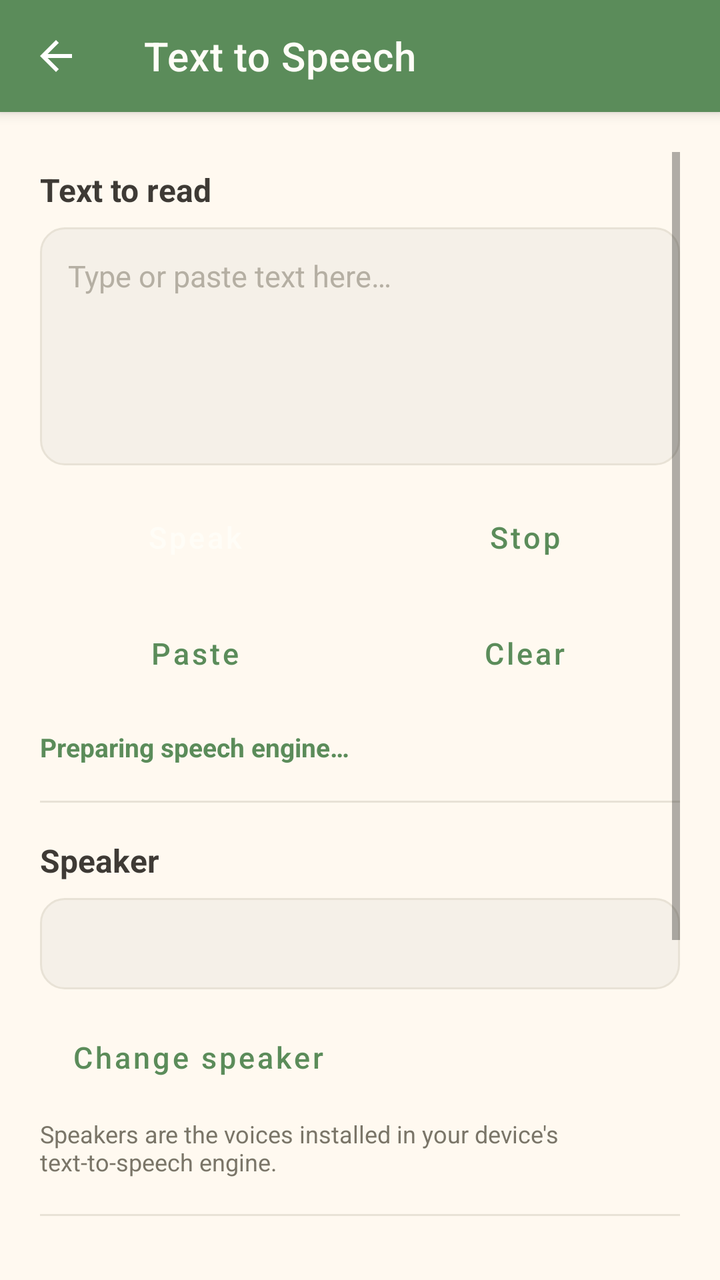
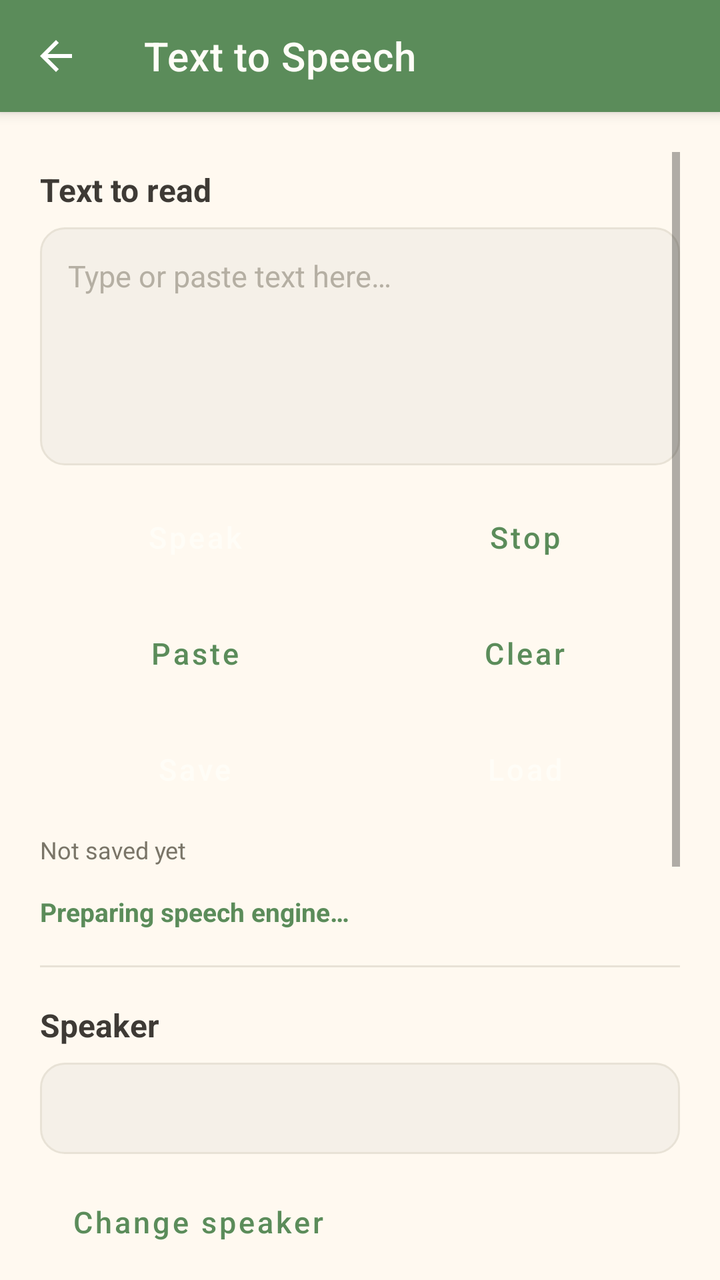

Screens rendered from an Android XML layout before and after an edit, with the pre-edit source and the edit as a unified diff.
<!-- AndroidManifest.xml: application theme Theme.PaperScanner -->
<!-- res/layout/activity_text_to_speech.xml -->
<?xml version="1.0" encoding="utf-8"?>
<LinearLayout
    xmlns:android="http://schemas.android.com/apk/res/android"
    xmlns:app="http://schemas.android.com/apk/res-auto"
    android:layout_width="match_parent"
    android:layout_height="match_parent"
    android:background="@color/background"
    android:orientation="vertical">

    <com.google.android.material.appbar.MaterialToolbar
        android:id="@+id/toolbar"
        style="@style/Ghibli.Toolbar"
        android:layout_width="match_parent"
        android:layout_height="?attr/actionBarSize"
        app:navigationContentDescription="@string/close"
        app:navigationIcon="@drawable/ic_arrow_back"
        app:title="@string/text_to_speech"
        app:titleTextColor="@color/white" />

    <ScrollView
        android:layout_width="match_parent"
        android:layout_height="match_parent"
        android:padding="20dp">

        <LinearLayout
            android:layout_width="match_parent"
            android:layout_height="wrap_content"
            android:orientation="vertical">

            
            <TextView
                android:layout_width="wrap_content"
                android:layout_height="wrap_content"
                android:layout_marginTop="8dp"
                android:text="@string/tts_input_label"
                android:textColor="@color/text_primary"
                android:textSize="16sp"
                android:textStyle="bold" />

            <EditText
                android:id="@+id/et_speech_text"
                android:layout_width="match_parent"
                android:layout_height="wrap_content"
                android:layout_marginTop="8dp"
                android:background="@drawable/ghibli_input_bg"
                android:gravity="top|start"
                android:hint="@string/tts_input_hint"
                android:inputType="textMultiLine|textCapSentences"
                android:minLines="5"
                android:padding="14dp"
                android:textColor="@color/text_primary"
                android:textColorHint="@color/text_hint"
                android:textSize="15sp" />

            
            <LinearLayout
                android:layout_width="match_parent"
                android:layout_height="wrap_content"
                android:layout_marginTop="12dp"
                android:orientation="horizontal">

                <Button
                    android:id="@+id/btn_speak"
                    style="@style/Ghibli.Button"
                    android:layout_width="0dp"
                    android:layout_height="wrap_content"
                    android:layout_weight="1"
                    android:text="@string/tts_speak" />

                <Button
                    android:id="@+id/btn_stop_speaking"
                    style="@style/Ghibli.Button.Outlined"
                    android:layout_width="0dp"
                    android:layout_height="wrap_content"
                    android:layout_marginStart="10dp"
                    android:layout_weight="1"
                    android:text="@string/tts_stop" />

            </LinearLayout>

            <LinearLayout
                android:layout_width="match_parent"
                android:layout_height="wrap_content"
                android:layout_marginTop="10dp"
                android:orientation="horizontal">

                <Button
                    android:id="@+id/btn_paste_text"
                    style="@style/Ghibli.Button.Outlined"
                    android:layout_width="0dp"
                    android:layout_height="wrap_content"
                    android:layout_weight="1"
                    android:text="@string/tts_paste" />

                <Button
                    android:id="@+id/btn_clear_text"
                    style="@style/Ghibli.Button.Outlined"
                    android:layout_width="0dp"
                    android:layout_height="wrap_content"
                    android:layout_marginStart="10dp"
                    android:layout_weight="1"
                    android:text="@string/tts_clear" />

            </LinearLayout>

            
            <TextView
                android:id="@+id/tv_speech_status"
                android:layout_width="match_parent"
                android:layout_height="wrap_content"
                android:layout_marginTop="14dp"
                android:text="@string/tts_status_initializing"
                android:textColor="@color/primary"
                android:textSize="13sp"
                android:textStyle="bold" />

            <View
                android:layout_width="match_parent"
                android:layout_height="1dp"
                android:layout_marginTop="18dp"
                android:background="@color/gray_light" />

            
            <TextView
                android:layout_width="wrap_content"
                android:layout_height="wrap_content"
                android:layout_marginTop="18dp"
                android:text="@string/tts_speaker"
                android:textColor="@color/text_primary"
                android:textSize="16sp"
                android:textStyle="bold" />

            <TextView
                android:id="@+id/tv_current_speaker"
                android:layout_width="match_parent"
                android:layout_height="wrap_content"
                android:layout_marginTop="8dp"
                android:background="@drawable/ghibli_path_bg"
                android:clickable="true"
                android:focusable="true"
                android:padding="14dp"
                android:textColor="@color/text_secondary"
                android:textSize="13sp" />

            <Button
                android:id="@+id/btn_change_speaker"
                style="@style/Ghibli.Button.Outlined"
                android:layout_width="wrap_content"
                android:layout_height="wrap_content"
                android:layout_marginTop="10dp"
                android:text="@string/tts_change_speaker" />

            <TextView
                android:layout_width="wrap_content"
                android:layout_height="wrap_content"
                android:layout_marginTop="6dp"
                android:text="@string/tts_speaker_hint"
                android:textColor="@color/text_secondary"
                android:textSize="12sp" />

            <View
                android:layout_width="match_parent"
                android:layout_height="1dp"
                android:layout_marginTop="18dp"
                android:background="@color/gray_light" />

            
            <LinearLayout
                android:layout_width="match_parent"
                android:layout_height="wrap_content"
                android:layout_marginTop="18dp"
                android:gravity="center_vertical"
                android:orientation="horizontal">

                <TextView
                    android:layout_width="0dp"
                    android:layout_height="wrap_content"
                    android:layout_weight="1"
                    android:text="@string/tts_speed"
                    android:textColor="@color/text_primary"
                    android:textSize="16sp"
                    android:textStyle="bold" />

                <TextView
                    android:id="@+id/tv_speed_value"
                    android:layout_width="wrap_content"
                    android:layout_height="wrap_content"
                    android:textColor="@color/primary"
                    android:textSize="16sp"
                    android:textStyle="bold" />

            </LinearLayout>

            <SeekBar
                android:id="@+id/seek_speed"
                android:layout_width="match_parent"
                android:layout_height="wrap_content"
                android:layout_marginTop="4dp"
                android:max="100"
                android:progressTint="@color/primary"
                android:thumbTint="@color/primary" />

            
            <LinearLayout
                android:layout_width="match_parent"
                android:layout_height="wrap_content"
                android:layout_marginTop="12dp"
                android:gravity="center_vertical"
                android:orientation="horizontal">

                <TextView
                    android:layout_width="0dp"
                    android:layout_height="wrap_content"
                    android:layout_weight="1"
                    android:text="@string/tts_pitch"
                    android:textColor="@color/text_primary"
                    android:textSize="16sp"
                    android:textStyle="bold" />

                <TextView
                    android:id="@+id/tv_pitch_value"
                    android:layout_width="wrap_content"
                    android:layout_height="wrap_content"
                    android:textColor="@color/primary"
                    android:textSize="16sp"
                    android:textStyle="bold" />

            </LinearLayout>

            <SeekBar
                android:id="@+id/seek_pitch"
                android:layout_width="match_parent"
                android:layout_height="wrap_content"
                android:layout_marginTop="4dp"
                android:max="100"
                android:progressTint="@color/primary"
                android:thumbTint="@color/primary" />

            <View
                android:layout_width="match_parent"
                android:layout_height="1dp"
                android:layout_marginTop="18dp"
                android:background="@color/gray_light" />

            
            <LinearLayout
                android:layout_width="match_parent"
                android:layout_height="wrap_content"
                android:layout_marginTop="16dp"
                android:gravity="center_vertical"
                android:orientation="horizontal">

                <TextView
                    android:layout_width="0dp"
                    android:layout_height="wrap_content"
                    android:layout_weight="1"
                    android:text="@string/tts_auto_read"
                    android:textColor="@color/text_primary"
                    android:textSize="16sp" />

                <com.google.android.material.switchmaterial.SwitchMaterial
                    android:id="@+id/switch_auto_read"
                    android:layout_width="wrap_content"
                    android:layout_height="wrap_content"
                    app:thumbTint="@color/primary"
                    app:trackTint="@color/primary_light" />

            </LinearLayout>

            <TextView
                android:layout_width="wrap_content"
                android:layout_height="wrap_content"
                android:text="@string/tts_auto_read_hint"
                android:textColor="@color/text_secondary"
                android:textSize="12sp" />

            <View
                android:layout_width="match_parent"
                android:layout_height="24dp" />

        </LinearLayout>

    </ScrollView>

</LinearLayout>
<!-- resources referenced by this layout -->
<resources>
  <color name="background">#FFF9F0</color>
  <color name="gray_light">#E8E2D6</color>
  <color name="primary">#5B8C5A</color>
  <color name="primary_light">#A8D5A8</color>
  <color name="text_hint">#B5AFA3</color>
  <color name="text_primary">#3E3A35</color>
  <color name="text_secondary">#7A7568</color>
  <color name="white">#FFFDF7</color>
  <!-- drawable ghibli_input_bg (drawable) -->
  <?xml version="1.0" encoding="utf-8"?>
  <shape xmlns:android="http://schemas.android.com/apk/res/android"
      android:shape="rectangle">
      <solid android:color="@color/warm_gray" />
      <corners android:radius="12dp" />
      <stroke android:width="1dp" android:color="@color/gray_light" />
  </shape>
  <!-- drawable ghibli_path_bg (drawable) -->
  <?xml version="1.0" encoding="utf-8"?>
  <shape xmlns:android="http://schemas.android.com/apk/res/android"
      android:shape="rectangle">
      <solid android:color="@color/warm_gray" />
      <corners android:radius="12dp" />
      <stroke android:width="1dp" android:color="@color/gray_light" />
  </shape>
  <string name="close">Close</string>
  <string name="text_to_speech">Text to Speech</string>
  <string name="tts_auto_read">Read aloud right after scanning</string>
  <string name="tts_auto_read_hint">When on, text recognised from an image is read out automatically.</string>
  <string name="tts_change_speaker">Change speaker</string>
  <string name="tts_clear">Clear</string>
  <string name="tts_input_hint">Type or paste text here…</string>
  <string name="tts_input_label">Text to read</string>
  <string name="tts_paste">Paste</string>
  <string name="tts_pitch">Pitch</string>
  <string name="tts_speak">Speak</string>
  <string name="tts_speaker">Speaker</string>
  <string name="tts_speaker_hint">Speakers are the voices installed in your device\'s text-to-speech engine.</string>
  <string name="tts_speed">Speed</string>
  <string name="tts_status_initializing">Preparing speech engine…</string>
  <string name="tts_stop">Stop</string>
  <style name="Ghibli.Button.Outlined" parent="Widget.MaterialComponents.Button.OutlinedButton">
          <item name="cornerRadius">24dp</item>
          <item name="android:textAllCaps">false</item>
          <item name="android:textSize">15sp</item>
          <item name="strokeColor">@color/primary</item>
          <item name="android:textColor">@color/primary</item>
      </style>
  <style name="Ghibli.Toolbar" parent="Widget.MaterialComponents.Toolbar.Primary">
          <item name="android:background">@color/primary</item>
          <item name="titleTextColor">@color/white</item>
          <item name="android:elevation">4dp</item>
      </style>
  <color name="warm_gray">#F5F0E8</color>
  <color name="primary_dark">#4A7A49</color>
  <color name="accent">#E8A87C</color>
  <color name="accent_dark">#D4956B</color>
  <style name="ThemeOverlay.Ghibli.Dialog" parent="ThemeOverlay.MaterialComponents.MaterialAlertDialog">
          <item name="colorPrimary">@color/primary</item>
          <item name="colorSecondary">@color/accent</item>
          <item name="buttonBarPositiveButtonStyle">@style/Ghibli.Button.Text</item>
          <item name="buttonBarNegativeButtonStyle">@style/Ghibli.Button.Text.Secondary</item>
      </style>
  <style name="Ghibli.Button.Text" parent="Widget.MaterialComponents.Button.TextButton">
          <item name="android:textAllCaps">false</item>
          <item name="android:textColor">@color/primary</item>
      </style>
  <style name="Ghibli.Button.Text.Secondary" parent="Widget.MaterialComponents.Button.TextButton">
          <item name="android:textAllCaps">false</item>
          <item name="android:textColor">@color/text_secondary</item>
      </style>
  <!-- unchanged entries left out for length: 3 -->
</resources>

<!-- the commit's change to res/layout/activity_text_to_speech.xml (unified diff, before → after) -->
@@ -104,6 +104,41 @@
             </LinearLayout>
 
             
+            <LinearLayout
+                android:layout_width="match_parent"
+                android:layout_height="wrap_content"
+                android:layout_marginTop="10dp"
+                android:orientation="horizontal">
+
+                <Button
+                    android:id="@+id/btn_save_text"
+                    style="@style/Ghibli.Button"
+                    android:layout_width="0dp"
+                    android:layout_height="wrap_content"
+                    android:layout_weight="1"
+                    android:text="@string/tts_save" />
+
+                <Button
+                    android:id="@+id/btn_load_text"
+                    style="@style/Ghibli.Button.Accent"
+                    android:layout_width="0dp"
+                    android:layout_height="wrap_content"
+                    android:layout_marginStart="10dp"
+                    android:layout_weight="1"
+                    android:text="@string/tts_load" />
+
+            </LinearLayout>
+
+            <TextView
+                android:id="@+id/tv_saved_label"
+                android:layout_width="match_parent"
+                android:layout_height="wrap_content"
+                android:layout_marginTop="8dp"
+                android:text="@string/tts_not_saved"
+                android:textColor="@color/text_secondary"
+                android:textSize="12sp" />
+
+            
             <TextView
                 android:id="@+id/tv_speech_status"
                 android:layout_width="match_parent"
<!-- resource entries referenced after the edit -->
@@ -32,14 +32,20 @@
   <string name="tts_clear">Clear</string>
   <string name="tts_input_hint">Type or paste text here…</string>
   <string name="tts_input_label">Text to read</string>
+  <string name="tts_load">Load</string>
+  <string name="tts_not_saved">Not saved yet</string>
   <string name="tts_paste">Paste</string>
   <string name="tts_pitch">Pitch</string>
+  <string name="tts_save">Save</string>
   <string name="tts_speak">Speak</string>
   <string name="tts_speaker">Speaker</string>
   <string name="tts_speaker_hint">Speakers are the voices installed in your device\'s text-to-speech engine.</string>
   <string name="tts_speed">Speed</string>
   <string name="tts_status_initializing">Preparing speech engine…</string>
   <string name="tts_stop">Stop</string>
+  <style name="Ghibli.Button.Accent" parent="Ghibli.Button">
+          <item name="backgroundTint">@color/accent</item>
+      </style>
   <style name="Ghibli.Button.Outlined" parent="Widget.MaterialComponents.Button.OutlinedButton">
           <item name="cornerRadius">24dp</item>
           <item name="android:textAllCaps">false</item>
